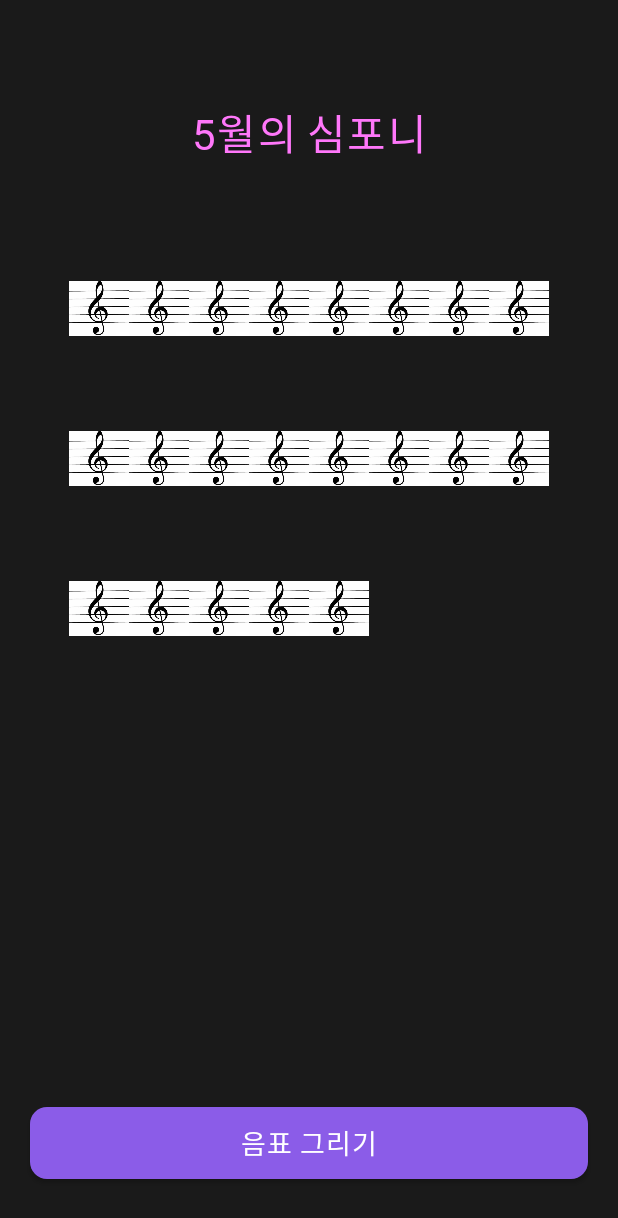
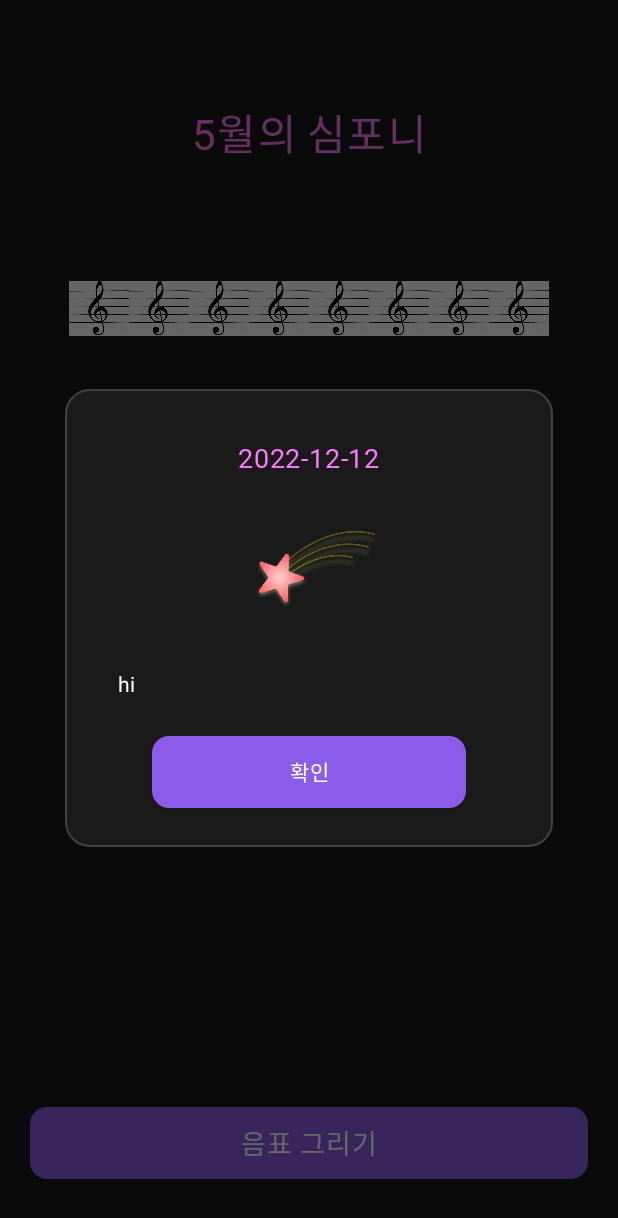
Before and after one commit to THE-SOPT-SOPKATHON-TEAM6/Symphony-Android, an Android app: the SymphonyActivity screen opened directly, with no data from a screen before it, after a tap on an icon or button, on a phone screen of 412 x 824 dp. Shown: the top 1218 px of the screen. Run offline under Robolectric (Android 15) with nearby library versions, the light colour scheme and no system bars; our stand-ins replace data binding.

Commit message:
[FEAT] Dialog 구현 완료

```diff
--- a/app/src/main/java/org/sopt/symphony/ui/symphony/SymphonyActivity.kt
+++ b/app/src/main/java/org/sopt/symphony/ui/symphony/SymphonyActivity.kt
@@ -2,19 +2,20 @@ package org.sopt.symphony.ui.symphony
 
 import android.content.Intent
 import android.os.Bundle
-import android.widget.Toast
 import org.sopt.android_hyorim_30th.ui.base.BaseActivity
 import org.sopt.symphony.R
 import org.sopt.symphony.data.model.SymphonyNoteData
 import org.sopt.symphony.databinding.ActivitySymphonyBinding
 import org.sopt.symphony.ui.postnote.PostNoteActivity
 import org.sopt.symphony.ui.symphony.adapter.SymphonyAdapter
+import org.sopt.symphony.util.DialogUtil
 
 class SymphonyActivity : BaseActivity<ActivitySymphonyBinding>(R.layout.activity_symphony) {
     private lateinit var symphonyAdapter: SymphonyAdapter
     override fun onCreate(savedInstanceState: Bundle?) {
         super.onCreate(savedInstanceState)
 
+//        setUserName()
         initRvAdapter()
         setRvItem()
         initDrawNoteBtnClick()
@@ -30,8 +31,8 @@ class SymphonyActivity : BaseActivity<ActivitySymphonyBinding>(R.layout.activity
     }
 
     private fun onNoteClick(symphonyNoteData: SymphonyNoteData) {
-        // dialog 띄우는 로직 들어감
-        Toast.makeText(this, "click", Toast.LENGTH_SHORT).show()
+        val dialog = DialogUtil(DialogUtil.SHOW_NOTE, symphonyNoteData)
+        dialog.show(supportFragmentManager, this.javaClass.name)
     }
 
     private fun initDrawNoteBtnClick() {
@@ -41,11 +42,9 @@ class SymphonyActivity : BaseActivity<ActivitySymphonyBinding>(R.layout.activity
         }
     }
 
-    // 이름 입력 버튼 누르고 intent로 넘기는 코드입니다!
-//        binding.btnNameFinish.setOnClickListener() {
-//            val intent = Intent(this, SetNameActivity::class.java)
-//            intent.getStringExtra("name")
-//        }
+    private fun setUserName() {
+        binding.tvName.text = intent.getStringExtra("name")
+    }
 
     companion object {
         val dummy_list = listOf(
--- /dev/null
+++ b/app/src/main/java/org/sopt/symphony/util/DialogUtil.kt
@@ -0,0 +1,67 @@
+package org.sopt.symphony.util
+
+import android.app.Dialog
+import android.content.ContentValues.TAG
+import android.os.Bundle
+import android.util.Log
+import android.view.LayoutInflater
+import android.view.View
+import android.view.ViewGroup
+import androidx.fragment.app.DialogFragment
+import org.sopt.symphony.R
+import org.sopt.symphony.data.model.SymphonyNoteData
+import org.sopt.symphony.databinding.DialogNoteDetailBinding
+
+class DialogUtil(private val dialogMode: Int, private val note: SymphonyNoteData) :
+    DialogFragment() {
+    private var _binding: DialogNoteDetailBinding? = null
+    val binding get() = _binding!!
+
+    override fun onCreateDialog(savedInstanceState: Bundle?): Dialog {
+        return Dialog(requireContext(), R.style.DisableDialogBackground)
+    }
+
+    override fun onCreateView(
+        inflater: LayoutInflater,
+        container: ViewGroup?,
+        savedInstanceState: Bundle?
+    ): View {
+        _binding = DialogNoteDetailBinding.inflate(layoutInflater)
+        return binding.root
+    }
+
+    override fun onViewCreated(view: View, savedInstanceState: Bundle?) {
+
+        Log.d(TAG, "onViewCreated: dialog")
+        setLayout(view)
+        setVisibilityDependOnDialog()
+        clickConfirmListener()
+    }
+
+    private fun setVisibilityDependOnDialog() {
+        when (dialogMode) {
+            SHOW_NOTE -> {
+                binding.noteData = note // set data
+            }
+            COMPLETE_POST -> Log.d(TAG, "setVisibilityDependOnDialog: COMPLETE_POST")
+        }
+    }
+
+    private fun setLayout(view: View) {
+        view.layoutParams.width = (resources.displayMetrics.widthPixels * 0.79).toInt()
+    }
+
+    override fun onDestroyView() {
+        super.onDestroyView()
+        _binding = null
+    }
+
+    private fun clickConfirmListener() {
+        binding.btnConfirm.setOnClickListener { dismiss() }
+    }
+
+    companion object {
+        const val SHOW_NOTE = 0
+        const val COMPLETE_POST = 1
+    }
+}
--- /dev/null
+++ b/app/src/main/res/layout/dialog_note_detail.xml
@@ -0,0 +1,65 @@
+<?xml version="1.0" encoding="utf-8"?>
+<layout xmlns:android="http://schemas.android.com/apk/res/android"
+    xmlns:app="http://schemas.android.com/apk/res-auto">
+
+    <data>
+
+        <variable
+            name="noteData"
+            type="org.sopt.symphony.data.model.SymphonyNoteData" />
+    </data>
+
+    <androidx.constraintlayout.widget.ConstraintLayout
+        android:layout_width="284dp"
+        android:layout_height="wrap_content"
+        android:background="@drawable/rectangle_fill_stroke_background_radius_16">
+
+        <TextView
+            android:id="@+id/tv_date"
+            android:layout_width="wrap_content"
+            android:layout_height="wrap_content"
+            android:layout_marginTop="36dp"
+            android:text="@{noteData.createdAt}"
+            android:textAppearance="@style/head"
+            android:textColor="@color/pink"
+            app:layout_constraintEnd_toEndOf="parent"
+            app:layout_constraintStart_toStartOf="parent"
+            app:layout_constraintTop_toTopOf="parent" />
+
+
+        <ImageView
+            android:id="@+id/iv_star"
+            android:layout_width="wrap_content"
+            android:layout_height="wrap_content"
+            android:layout_marginTop="30dp"
+            android:src="@drawable/img_star_dummy"
+            app:layout_constraintEnd_toEndOf="parent"
+            app:layout_constraintStart_toStartOf="parent"
+            app:layout_constraintTop_toBottomOf="@id/tv_date" />
+
+        <TextView
+            android:id="@+id/tv_content"
+            android:layout_width="match_parent"
+            android:layout_height="wrap_content"
+            android:layout_marginHorizontal="35dp"
+            android:layout_marginTop="30dp"
+            android:text="@{noteData.content}"
+            android:textColor="@color/white"
+            app:layout_constraintTop_toBottomOf="@id/iv_star" />
+
+
+        <androidx.appcompat.widget.AppCompatButton
+            android:id="@+id/btn_confirm"
+            android:layout_width="match_parent"
+            android:layout_height="wrap_content"
+            android:layout_marginHorizontal="58dp"
+            android:layout_marginVertical="26dp"
+            android:background="@drawable/rectangle_fill_purple_radius_11"
+            android:text="확인"
+            android:textAppearance="@style/BtnModal"
+            android:textColor="@color/white"
+            app:layout_constraintBottom_toBottomOf="parent"
+            app:layout_constraintTop_toBottomOf="@id/tv_content" />
+
+    </androidx.constraintlayout.widget.ConstraintLayout>
+</layout>
--- a/app/src/main/res/values/colors.xml
+++ b/app/src/main/res/values/colors.xml
@@ -11,4 +11,5 @@
     <color name="white">#ffffff</color>
     <color name="ddd">#4d4d4d</color>
     <color name="pink">#ff77fa</color>
+    <color name="border_gray">#424242</color>
 </resources>
--- a/app/src/main/res/values/themes.xml
+++ b/app/src/main/res/values/themes.xml
@@ -15,6 +15,10 @@
         <!-- Customize your theme here. -->
         <item name="android:includeFontPadding">false</item>
         <!-- <item name="fontFamily">@font/noto_sans_kr</item>-->
+    </style>
+
+    <style name="DisableDialogBackground" parent="Theme.AppCompat.Dialog">
+        <item name="android:windowBackground">@android:color/transparent</item>
     </style>
 
     <style name="head_main">
@@ -46,6 +50,13 @@
         <item name="android:lineSpacingExtra">10sp</item>
     </style>
 
+    <style name="BtnModal">
+        <item name="android:fontFamily">@font/jalnan_regular</item>
+        <item name="android:textStyle">normal</item>
+        <item name="android:textSize">14sp</item>
+        <item name="android:letterSpacing">0.03</item>
+    </style>
+
     <!--    <style name="PurpleEditTextStyle" parent="Theme.AppCompat.Light.NoActionBar">-->
     <!--        <item name="colorControlActivated">@color/purple_main</item>-->
     <!--        <item name="colorControlNormal">@color/purple_main</item>-->
```
